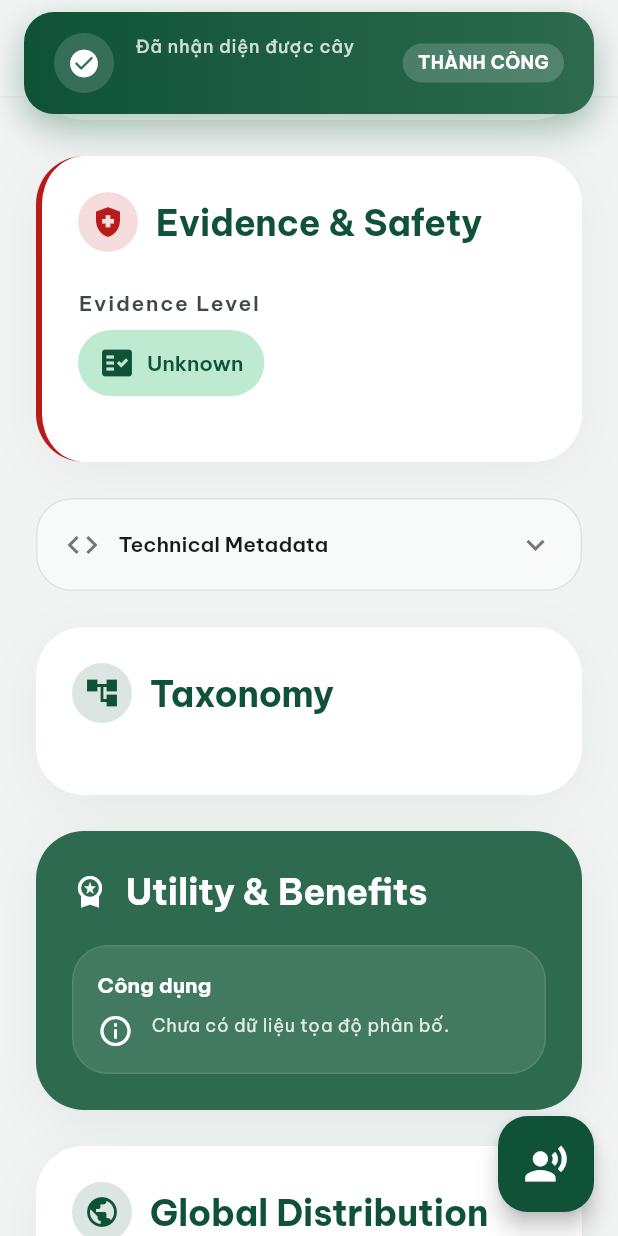
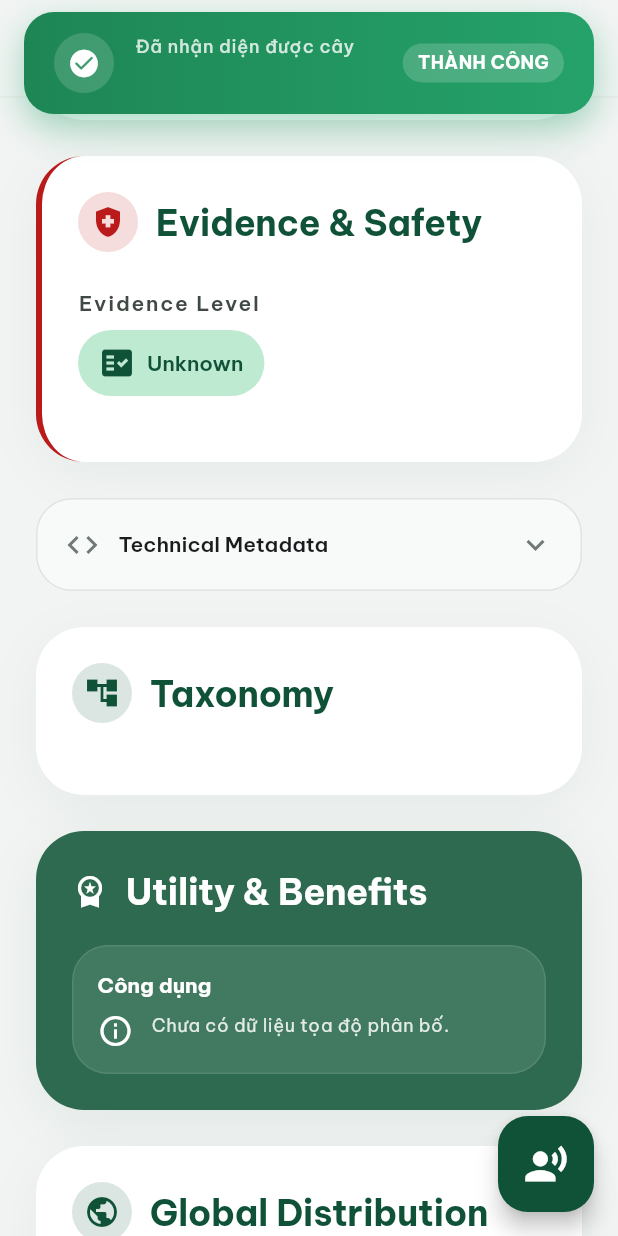
Before and after one commit to baotv-itr/BigPlant_App, a Flutter app: the ScanResultScreen screen opened directly with empty values, scrolled down 576 dp, on a phone screen of 412 x 824 dp. Run offline on Flutter 3.47's test engine with Material 3 defaults, Android fonts, the phone set to English and light mode, and no system bars; our stand-ins replace camera, flutter_map, flutter_tts, google_fonts, image_picker, latlong2 and 1 more; missing offline and left inert: onnxruntime; accounts and stored records are empty; network calls fail; project files that could hold a hidden picture were left out.

Commit message:
fix: Clear preview image when navigating back to scan tab

```diff
--- a/lib/features/scan/presentation/screens/scan_result_screen.dart
+++ b/lib/features/scan/presentation/screens/scan_result_screen.dart
@@ -1849,14 +1849,14 @@ class _ScanSuccessBanner extends StatelessWidget {
               padding: const EdgeInsets.symmetric(horizontal: 20, vertical: 14),
               decoration: BoxDecoration(
                 gradient: const LinearGradient(
-                  colors: [Color(0xFF0F5238), Color(0xFF2D6A4F)],
+                  colors: [Color.fromARGB(255, 30, 134, 85), Color(0xFF25A26A)],
                   begin: Alignment.centerLeft,
                   end: Alignment.centerRight,
                 ),
                 borderRadius: BorderRadius.circular(20),
                 boxShadow: [
                   BoxShadow(
-                    color: const Color(0xFF0F5238).withValues(alpha: 0.35),
+                    color: const Color(0xFF25A26A).withValues(alpha: 0.40),
                     blurRadius: 20,
                     offset: const Offset(0, 8),
                   ),
--- a/lib/features/shop/presentation/screens/scan_tab.dart
+++ b/lib/features/shop/presentation/screens/scan_tab.dart
@@ -55,6 +55,8 @@ class _ScanTabState extends State<ScanTab> {
           ),
         ),
       );
+      // Xoá ảnh preview khi quay về
+      if (mounted) setState(() => _previewBytes = null);
     } catch (e) {
       if (!mounted) return;
       ScaffoldMessenger.of(context).showSnackBar(
```
